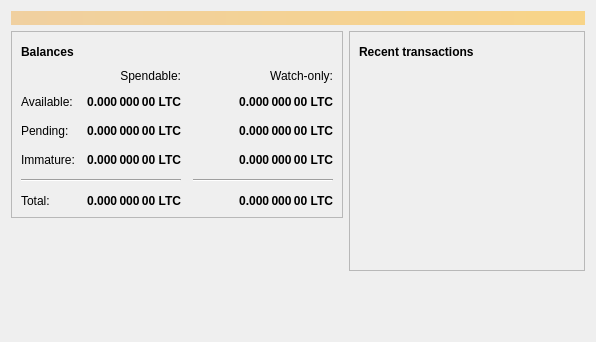
The window that src/qt/forms/overviewpage.ui (litebitcoins/litebitcoin) describes before a commit, drawn with Qt 5.
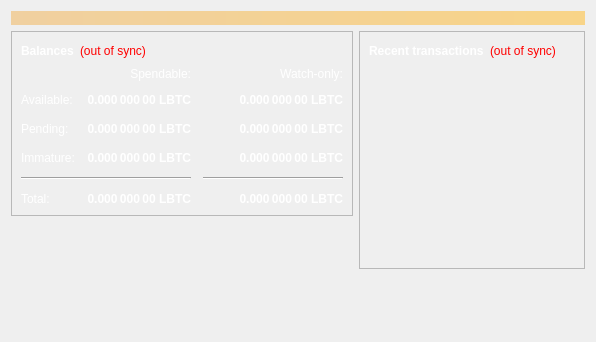
The same window after the commit. Icons and pictures are not drawn.

```diff
--- a/src/qt/forms/overviewpage.ui
+++ b/src/qt/forms/overviewpage.ui
@@ -50,6 +50,43 @@
            <layout class="QHBoxLayout" name="horizontalLayout_4">
             <item>
              <widget class="QLabel" name="label_5">
+              <property name="palette">
+               <palette>
+                <active>
+                 <colorrole role="WindowText">
+                  <brush brushstyle="SolidPattern">
+                   <color alpha="255">
+                    <red>255</red>
+                    <green>255</green>
+                    <blue>255</blue>
+                   </color>
+                  </brush>
+                 </colorrole>
+                </active>
+                <inactive>
+                 <colorrole role="WindowText">
+                  <brush brushstyle="SolidPattern">
+                   <color alpha="255">
+                    <red>255</red>
+                    <green>255</green>
+                    <blue>255</blue>
+                   </color>
+                  </brush>
+                 </colorrole>
+                </inactive>
+                <disabled>
+                 <colorrole role="WindowText">
+                  <brush brushstyle="SolidPattern">
+                   <color alpha="255">
+                    <red>120</red>
+                    <green>120</green>
+                    <blue>120</blue>
+                   </color>
+                  </brush>
+                 </colorrole>
+                </disabled>
+               </palette>
+              </property>
               <property name="font">
                <font>
                 <weight>75</weight>
@@ -62,35 +99,15 @@
              </widget>
             </item>
             <item>
-             <widget class="QPushButton" name="labelWalletStatus">
-              <property name="enabled">
-               <bool>true</bool>
-              </property>
-              <property name="maximumSize">
-               <size>
-                <width>30</width>
-                <height>16777215</height>
-               </size>
-              </property>
+             <widget class="QLabel" name="labelWalletStatus">
               <property name="toolTip">
-               <string>The displayed information may be out of date. Your wallet automatically synchronizes with the Litecoin network after a connection is established, but this process has not completed yet.</string>
+               <string>&lt;html&gt;&lt;head/&gt;&lt;body&gt;&lt;p&gt;The displayed information may be out of date. Your wallet automatically synchronizes with the Litebitcoin network after a connection is established, but this process has not completed yet.&lt;/p&gt;&lt;/body&gt;&lt;/html&gt;</string>
+              </property>
+              <property name="styleSheet">
+               <string notr="true">QLabel { color: red; }</string>
               </property>
               <property name="text">
-               <string/>
-              </property>
-              <property name="icon">
-               <iconset resource="../bitcoin.qrc">
-                <normaloff>:/icons/warning</normaloff>
-                <disabledoff>:/icons/warning</disabledoff>:/icons/warning</iconset>
-              </property>
-              <property name="iconSize">
-               <size>
-                <width>24</width>
-                <height>24</height>
-               </size>
-              </property>
-              <property name="flat">
-               <bool>true</bool>
+               <string>&lt;html&gt;&lt;head/&gt;&lt;body&gt;&lt;p&gt;(out of sync)&lt;/p&gt;&lt;/body&gt;&lt;/html&gt;</string>
               </property>
              </widget>
             </item>
@@ -116,6 +133,43 @@
             </property>
             <item row="2" column="2">
              <widget class="QLabel" name="labelWatchPending">
+              <property name="palette">
+               <palette>
+                <active>
+                 <colorrole role="WindowText">
+                  <brush brushstyle="SolidPattern">
+                   <color alpha="255">
+                    <red>255</red>
+                    <green>255</green>
+                    <blue>255</blue>
+                   </color>
+                  </brush>
+                 </colorrole>
+                </active>
+                <inactive>
+                 <colorrole role="WindowText">
+                  <brush brushstyle="SolidPattern">
+                   <color alpha="255">
+                    <red>255</red>
+                    <green>255</green>
+                    <blue>255</blue>
+                   </color>
+                  </brush>
+                 </colorrole>
+                </inactive>
+                <disabled>
+                 <colorrole role="WindowText">
+                  <brush brushstyle="SolidPattern">
+                   <color alpha="255">
+                    <red>120</red>
+                    <green>120</green>
+                    <blue>120</blue>
+                   </color>
+                  </brush>
+                 </colorrole>
+                </disabled>
+               </palette>
+              </property>
               <property name="font">
                <font>
                 <weight>75</weight>
@@ -129,7 +183,7 @@
                <string>Unconfirmed transactions to watch-only addresses</string>
               </property>
               <property name="text">
-               <string notr="true">0.000 000 00 LTC</string>
+               <string notr="true">0.000 000 00 LBTC</string>
               </property>
               <property name="alignment">
                <set>Qt::AlignRight|Qt::AlignTrailing|Qt::AlignVCenter</set>
@@ -141,6 +195,43 @@
             </item>
             <item row="2" column="1">
              <widget class="QLabel" name="labelUnconfirmed">
+              <property name="palette">
+               <palette>
+                <active>
+                 <colorrole role="WindowText">
+                  <brush brushstyle="SolidPattern">
+                   <color alpha="255">
+                    <red>255</red>
+                    <green>255</green>
+                    <blue>255</blue>
+                   </color>
+                  </brush>
+                 </colorrole>
+                </active>
+                <inactive>
+                 <colorrole role="WindowText">
+                  <brush brushstyle="SolidPattern">
+                   <color alpha="255">
+                    <red>255</red>
+                    <green>255</green>
+                    <blue>255</blue>
+                   </color>
+                  </brush>
+                 </colorrole>
+                </inactive>
+                <disabled>
+                 <colorrole role="WindowText">
+                  <brush brushstyle="SolidPattern">
+                   <color alpha="255">
+                    <red>120</red>
+                    <green>120</green>
+                    <blue>120</blue>
+                   </color>
+                  </brush>
+                 </colorrole>
+                </disabled>
+               </palette>
+              </property>
               <property name="font">
                <font>
                 <weight>75</weight>
@@ -154,7 +245,7 @@
                <string>Total of transactions that have yet to be confirmed, and do not yet count toward the spendable balance</string>
               </property>
               <property name="text">
-               <string notr="true">0.000 000 00 LTC</string>
+               <string notr="true">0.000 000 00 LBTC</string>
               </property>
               <property name="alignment">
                <set>Qt::AlignRight|Qt::AlignTrailing|Qt::AlignVCenter</set>
@@ -166,6 +257,43 @@
             </item>
             <item row="3" column="2">
              <widget class="QLabel" name="labelWatchImmature">
+              <property name="palette">
+               <palette>
+                <active>
+                 <colorrole role="WindowText">
+                  <brush brushstyle="SolidPattern">
+                   <color alpha="255">
+                    <red>255</red>
+                    <green>255</green>
+                    <blue>255</blue>
+                   </color>
+                  </brush>
+                 </colorrole>
+                </active>
+                <inactive>
+                 <colorrole role="WindowText">
+                  <brush brushstyle="SolidPattern">
+                   <color alpha="255">
+                    <red>255</red>
+                    <green>255</green>
+                    <blue>255</blue>
+                   </color>
+                  </brush>
+                 </colorrole>
+                </inactive>
+                <disabled>
+                 <colorrole role="WindowText">
+                  <brush brushstyle="SolidPattern">
+                   <color alpha="255">
+                    <red>120</red>
+                    <green>120</green>
+                    <blue>120</blue>
+                   </color>
+                  </brush>
+                 </colorrole>
+                </disabled>
+               </palette>
+              </property>
               <property name="font">
                <font>
                 <weight>75</weight>
@@ -179,7 +307,7 @@
                <string>Mined balance in watch-only addresses that has not yet matured</string>
               </property>
               <property name="text">
-               <string notr="true">0.000 000 00 LTC</string>
+               <string notr="true">0.000 000 00 LBTC</string>
               </property>
               <property name="alignment">
                <set>Qt::AlignRight|Qt::AlignTrailing|Qt::AlignVCenter</set>
@@ -217,6 +345,43 @@
             </item>
             <item row="5" column="0">
              <widget class="QLabel" name="labelTotalText">
+              <property name="palette">
+               <palette>
+                <active>
+                 <colorrole role="WindowText">
+                  <brush brushstyle="SolidPattern">
+                   <color alpha="255">
+                    <red>255</red>
+                    <green>255</green>
+                    <blue>255</blue>
+                   </color>
+                  </brush>
+                 </colorrole>
+                </active>
+                <inactive>
+                 <colorrole role="WindowText">
+                  <brush brushstyle="SolidPattern">
+                   <color alpha="255">
+                    <red>255</red>
+                    <green>255</green>
+                    <blue>255</blue>
+                   </color>
+                  </brush>
+                 </colorrole>
+                </inactive>
+                <disabled>
+                 <colorrole role="WindowText">
+                  <brush brushstyle="SolidPattern">
+                   <color alpha="255">
+                    <red>120</red>
+                    <green>120</green>
+                    <blue>120</blue>
+                   </color>
+                  </brush>
+                 </colorrole>
+                </disabled>
+               </palette>
+              </property>
               <property name="text">
                <string>Total:</string>
               </property>
@@ -224,6 +389,43 @@
             </item>
             <item row="3" column="1">
              <widget class="QLabel" name="labelImmature">
+              <property name="palette">
+               <palette>
+                <active>
+                 <colorrole role="WindowText">
+                  <brush brushstyle="SolidPattern">
+                   <color alpha="255">
+                    <red>255</red>
+                    <green>255</green>
+                    <blue>255</blue>
+                   </color>
+                  </brush>
+                 </colorrole>
+                </active>
+                <inactive>
+                 <colorrole role="WindowText">
+                  <brush brushstyle="SolidPattern">
+                   <color alpha="255">
+                    <red>255</red>
+                    <green>255</green>
+                    <blue>255</blue>
+                   </color>
+                  </brush>
+                 </colorrole>
+                </inactive>
+                <disabled>
+                 <colorrole role="WindowText">
+                  <brush brushstyle="SolidPattern">
+                   <color alpha="255">
+                    <red>120</red>
+                    <green>120</green>
+                    <blue>120</blue>
+                   </color>
+                  </brush>
+                 </colorrole>
+                </disabled>
+               </palette>
+              </property>
               <property name="font">
                <font>
                 <weight>75</weight>
@@ -237,7 +439,7 @@
                <string>Mined balance that has not yet matured</string>
               </property>
               <property name="text">
-               <string notr="true">0.000 000 00 LTC</string>
+               <string notr="true">0.000 000 00 LBTC</string>
               </property>
               <property name="alignment">
                <set>Qt::AlignRight|Qt::AlignTrailing|Qt::AlignVCenter</set>
@@ -262,6 +464,43 @@
             </item>
             <item row="3" column="0">
              <widget class="QLabel" name="labelImmatureText">
+              <property name="palette">
+               <palette>
+                <active>
+                 <colorrole role="WindowText">
+                  <brush brushstyle="SolidPattern">
+                   <color alpha="255">
+                    <red>255</red>
+                    <green>255</green>
+                    <blue>255</blue>
+                   </color>
+                  </brush>
+                 </colorrole>
+                </active>
+                <inactive>
+                 <colorrole role="WindowText">
+                  <brush brushstyle="SolidPattern">
+                   <color alpha="255">
+                    <red>255</red>
+                    <green>255</green>
+                    <blue>255</blue>
+                   </color>
+                  </brush>
+                 </colorrole>
+                </inactive>
+                <disabled>
+                 <colorrole role="WindowText">
+                  <brush brushstyle="SolidPattern">
+                   <color alpha="255">
+                    <red>120</red>
+                    <green>120</green>
+                    <blue>120</blue>
+                   </color>
+                  </brush>
+                 </colorrole>
+                </disabled>
+               </palette>
+              </property>
               <property name="text">
                <string>Immature:</string>
               </property>
@@ -269,6 +508,43 @@
             </item>
             <item row="5" column="1">
              <widget class="QLabel" name="labelTotal">
+              <property name="palette">
+               <palette>
+                <active>
+                 <colorrole role="WindowText">
+                  <brush brushstyle="SolidPattern">
+                   <color alpha="255">
+                    <red>255</red>
+                    <green>255</green>
+                    <blue>255</blue>
+                   </color>
+                  </brush>
+                 </colorrole>
+                </active>
+                <inactive>
+                 <colorrole role="WindowText">
+                  <brush brushstyle="SolidPattern">
+                   <color alpha="255">
+                    <red>255</red>
+                    <green>255</green>
+                    <blue>255</blue>
+                   </color>
+                  </brush>
+                 </colorrole>
+                </inactive>
+                <disabled>
+                 <colorrole role="WindowText">
+                  <brush brushstyle="SolidPattern">
+                   <color alpha="255">
+                    <red>120</red>
+                    <green>120</green>
+                    <blue>120</blue>
+                   </color>
+                  </brush>
+                 </colorrole>
+                </disabled>
+               </palette>
+              </property>
               <property name="font">
                <font>
                 <weight>75</weight>
@@ -282,7 +558,7 @@
                <string>Your current total balance</string>
               </property>
               <property name="text">
-               <string notr="true">0.000 000 00 LTC</string>
+               <string notr="true">0.000 000 00 LBTC</string>
               </property>
               <property name="alignment">
                <set>Qt::AlignRight|Qt::AlignTrailing|Qt::AlignVCenter</set>
@@ -294,6 +570,43 @@
             </item>
             <item row="5" column="2">
              <widget class="QLabel" name="labelWatchTotal">
+              <property name="palette">
+               <palette>
+                <active>
+                 <colorrole role="WindowText">
+                  <brush brushstyle="SolidPattern">
+                   <color alpha="255">
+                    <red>255</red>
+                    <green>255</green>
+                    <blue>255</blue>
+                   </color>
+                  </brush>
+                 </colorrole>
+                </active>
+                <inactive>
+                 <colorrole role="WindowText">
+                  <brush brushstyle="SolidPattern">
+                   <color alpha="255">
+                    <red>255</red>
+                    <green>255</green>
+                    <blue>255</blue>
+                   </color>
+                  </brush>
+                 </colorrole>
+                </inactive>
+                <disabled>
+                 <colorrole role="WindowText">
+                  <brush brushstyle="SolidPattern">
+                   <color alpha="255">
+                    <red>120</red>
+                    <green>120</green>
+                    <blue>120</blue>
+                   </color>
+                  </brush>
+                 </colorrole>
+                </disabled>
+               </palette>
+              </property>
               <property name="font">
                <font>
                 <weight>75</weight>
@@ -307,7 +620,7 @@
                <string>Current total balance in watch-only addresses</string>
               </property>
               <property name="text">
-               <string notr="true">0.000 000 00 LTC</string>
+               <string notr="true">0.000 000 00 LBTC</string>
               </property>
               <property name="alignment">
                <set>Qt::AlignRight|Qt::AlignTrailing|Qt::AlignVCenter</set>
@@ -319,6 +632,43 @@
             </item>
             <item row="0" column="2">
              <widget class="QLabel" name="labelWatchonly">
+              <property name="palette">
+               <palette>
+                <active>
+                 <colorrole role="WindowText">
+                  <brush brushstyle="SolidPattern">
+                   <color alpha="255">
+                    <red>255</red>
+                    <green>255</green>
+                    <blue>255</blue>
+                   </color>
+                  </brush>
+                 </colorrole>
+                </active>
+                <inactive>
+                 <colorrole role="WindowText">
+                  <brush brushstyle="SolidPattern">
+                   <color alpha="255">
+                    <red>255</red>
+                    <green>255</green>
+                    <blue>255</blue>
+                   </color>
+                  </brush>
+                 </colorrole>
+                </inactive>
+                <disabled>
+                 <colorrole role="WindowText">
+                  <brush brushstyle="SolidPattern">
+                   <color alpha="255">
+                    <red>120</red>
+                    <green>120</green>
+                    <blue>120</blue>
+                   </color>
+                  </brush>
+                 </colorrole>
+                </disabled>
+               </palette>
+              </property>
               <property name="text">
                <string>Watch-only:</string>
               </property>
@@ -329,6 +679,43 @@
             </item>
             <item row="1" column="0">
              <widget class="QLabel" name="labelBalanceText">
+              <property name="palette">
+               <palette>
+                <active>
+                 <colorrole role="WindowText">
+                  <brush brushstyle="SolidPattern">
+                   <color alpha="255">
+                    <red>255</red>
+                    <green>255</green>
+                    <blue>255</blue>
+                   </color>
+                  </brush>
+                 </colorrole>
+                </active>
+                <inactive>
+                 <colorrole role="WindowText">
+                  <brush brushstyle="SolidPattern">
+                   <color alpha="255">
+                    <red>255</red>
+                    <green>255</green>
+                    <blue>255</blue>
+                   </color>
+                  </brush>
+                 </colorrole>
+                </inactive>
+                <disabled>
+                 <colorrole role="WindowText">
+                  <brush brushstyle="SolidPattern">
+                   <color alpha="255">
+                    <red>120</red>
+                    <green>120</green>
+                    <blue>120</blue>
+                   </color>
+                  </brush>
+                 </colorrole>
+                </disabled>
+               </palette>
+              </property>
               <property name="text">
                <string>Available:</string>
               </property>
@@ -336,6 +723,43 @@
             </item>
             <item row="1" column="1">
              <widget class="QLabel" name="labelBalance">
+              <property name="palette">
+               <palette>
+                <active>
+                 <colorrole role="WindowText">
+                  <brush brushstyle="SolidPattern">
+                   <color alpha="255">
+                    <red>255</red>
+                    <green>255</green>
+                    <blue>255</blue>
+                   </color>
+                  </brush>
+                 </colorrole>
+                </active>
+                <inactive>
+                 <colorrole role="WindowText">
+                  <brush brushstyle="SolidPattern">
+                   <color alpha="255">
+                    <red>255</red>
+                    <green>255</green>
+                    <blue>255</blue>
+                   </color>
+                  </brush>
+                 </colorrole>
+                </inactive>
+                <disabled>
+                 <colorrole role="WindowText">
+                  <brush brushstyle="SolidPattern">
+                   <color alpha="255">
+                    <red>120</red>
+                    <green>120</green>
+                    <blue>120</blue>
+                   </color>
+                  </brush>
+                 </colorrole>
+                </disabled>
+               </palette>
+              </property>
               <property name="font">
                <font>
                 <weight>75</weight>
@@ -349,7 +773,7 @@
                <string>Your current spendable balance</string>
               </property>
               <property name="text">
-               <string notr="true">0.000 000 00 LTC</string>
+               <string notr="true">0.000 000 00 LBTC</string>
               </property>
               <property name="alignment">
                <set>Qt::AlignRight|Qt::AlignTrailing|Qt::AlignVCenter</set>
@@ -361,6 +785,43 @@
             </item>
             <item row="1" column="2">
              <widget class="QLabel" name="labelWatchAvailable">
+              <property name="palette">
+               <palette>
+                <active>
+                 <colorrole role="WindowText">
+                  <brush brushstyle="SolidPattern">
+                   <color alpha="255">
+                    <red>255</red>
+                    <green>255</green>
+                    <blue>255</blue>
+                   </color>
+                  </brush>
+                 </colorrole>
+                </active>
+                <inactive>
+                 <colorrole role="WindowText">
+                  <brush brushstyle="SolidPattern">
+                   <color alpha="255">
+                    <red>255</red>
+                    <green>255</green>
+                    <blue>255</blue>
+                   </color>
+                  </brush>
+                 </colorrole>
+                </inactive>
+                <disabled>
+                 <colorrole role="WindowText">
+                  <brush brushstyle="SolidPattern">
+                   <color alpha="255">
+                    <red>120</red>
+                    <green>120</green>
+                    <blue>120</blue>
+                   </color>
+                  </brush>
+                 </colorrole>
+                </disabled>
+               </palette>
+              </property>
               <property name="font">
                <font>
                 <weight>75</weight>
@@ -374,7 +835,7 @@
                <string>Your current balance in watch-only addresses</string>
               </property>
               <property name="text">
-               <string notr="true">0.000 000 00 LTC</string>
+               <string notr="true">0.000 000 00 LBTC</string>
               </property>
               <property name="alignment">
                <set>Qt::AlignRight|Qt::AlignTrailing|Qt::AlignVCenter</set>
@@ -386,6 +847,43 @@
             </item>
             <item row="2" column="0">
              <widget class="QLabel" name="labelPendingText">
+              <property name="palette">
+               <palette>
+                <active>
+                 <colorrole role="WindowText">
+                  <brush brushstyle="SolidPattern">
+                   <color alpha="255">
+                    <red>255</red>
+                    <green>255</green>
+                    <blue>255</blue>
+                   </color>
+                  </brush>
+                 </colorrole>
+                </active>
+                <inactive>
+                 <colorrole role="WindowText">
+                  <brush brushstyle="SolidPattern">
+                   <color alpha="255">
+                    <red>255</red>
+                    <green>255</green>
+                    <blue>255</blue>
+                   </color>
+                  </brush>
+                 </colorrole>
+                </inactive>
+                <disabled>
+                 <colorrole role="WindowText">
+                  <brush brushstyle="SolidPattern">
+                   <color alpha="255">
+                    <red>120</red>
+                    <green>120</green>
+                    <blue>120</blue>
+                   </color>
+                  </brush>
+                 </colorrole>
+                </disabled>
+               </palette>
+              </property>
               <property name="text">
                <string>Pending:</string>
               </property>
@@ -393,6 +891,43 @@
             </item>
             <item row="0" column="1">
              <widget class="QLabel" name="labelSpendable">
+              <property name="palette">
+               <palette>
+                <active>
+                 <colorrole role="WindowText">
+                  <brush brushstyle="SolidPattern">
+                   <color alpha="255">
+                    <red>255</red>
+                    <green>255</green>
+                    <blue>255</blue>
+                   </color>
+                  </brush>
+                 </colorrole>
+                </active>
+                <inactive>
+                 <colorrole role="WindowText">
+                  <brush brushstyle="SolidPattern">
+                   <color alpha="255">
+                    <red>255</red>
+                    <green>255</green>
+                    <blue>255</blue>
+                   </color>
+                  </brush>
+                 </colorrole>
+                </inactive>
+                <disabled>
+                 <colorrole role="WindowText">
+                  <brush brushstyle="SolidPattern">
+                   <color alpha="255">
+                    <red>120</red>
+                    <green>120</green>
+                    <blue>120</blue>
+                   </color>
+                  </brush>
+                 </colorrole>
+                </disabled>
+               </palette>
+              </property>
               <property name="text">
                <string>Spendable:</string>
               </property>
@@ -436,6 +971,43 @@
            <layout class="QHBoxLayout" name="horizontalLayout_2">
             <item>
              <widget class="QLabel" name="label_4">
+              <property name="palette">
+               <palette>
+                <active>
+                 <colorrole role="WindowText">
+                  <brush brushstyle="SolidPattern">
+                   <color alpha="255">
+                    <red>255</red>
+                    <green>255</green>
+                    <blue>255</blue>
+                   </color>
+                  </brush>
+                 </colorrole>
+                </active>
+                <inactive>
+                 <colorrole role="WindowText">
+                  <brush brushstyle="SolidPattern">
+                   <color alpha="255">
+                    <red>255</red>
+                    <green>255</green>
+                    <blue>255</blue>
+                   </color>
+                  </brush>
+                 </colorrole>
+                </inactive>
+                <disabled>
+                 <colorrole role="WindowText">
+                  <brush brushstyle="SolidPattern">
+                   <color alpha="255">
+                    <red>120</red>
+                    <green>120</green>
+                    <blue>120</blue>
+                   </color>
+                  </brush>
+                 </colorrole>
+                </disabled>
+               </palette>
+              </property>
               <property name="font">
                <font>
                 <weight>75</weight>
@@ -448,35 +1020,15 @@
              </widget>
             </item>
             <item>
-             <widget class="QPushButton" name="labelTransactionsStatus">
-              <property name="enabled">
-               <bool>true</bool>
-              </property>
-              <property name="maximumSize">
-               <size>
-                <width>30</width>
-                <height>16777215</height>
-               </size>
-              </property>
+             <widget class="QLabel" name="labelTransactionsStatus">
               <property name="toolTip">
-               <string>The displayed information may be out of date. Your wallet automatically synchronizes with the Litecoin network after a connection is established, but this process has not completed yet.</string>
+               <string>&lt;html&gt;&lt;head/&gt;&lt;body&gt;&lt;p&gt;The displayed information may be out of date. Your wallet automatically synchronizes with the Litebitcoin network after a connection is established, but this process has not completed yet.&lt;/p&gt;&lt;/body&gt;&lt;/html&gt;</string>
+              </property>
+              <property name="styleSheet">
+               <string notr="true">QLabel { color: red; }</string>
               </property>
               <property name="text">
-               <string/>
-              </property>
-              <property name="icon">
-               <iconset resource="../bitcoin.qrc">
-                <normaloff>:/icons/warning</normaloff>
-                <disabledoff>:/icons/warning</disabledoff>:/icons/warning</iconset>
-              </property>
-              <property name="iconSize">
-               <size>
-                <width>24</width>
-                <height>24</height>
-               </size>
-              </property>
-              <property name="flat">
-               <bool>true</bool>
+               <string>&lt;html&gt;&lt;head/&gt;&lt;body&gt;&lt;p&gt;(out of sync)&lt;/p&gt;&lt;/body&gt;&lt;/html&gt;</string>
               </property>
              </widget>
             </item>
@@ -497,6 +1049,178 @@
           </item>
           <item>
            <widget class="QListView" name="listTransactions">
+            <property name="palette">
+             <palette>
+              <active>
+               <colorrole role="WindowText">
+                <brush brushstyle="SolidPattern">
+                 <color alpha="255">
+                  <red>255</red>
+                  <green>255</green>
+                  <blue>255</blue>
+                 </color>
+                </brush>
+               </colorrole>
+               <colorrole role="Button">
+                <brush brushstyle="SolidPattern">
+                 <color alpha="0">
+                  <red>0</red>
+                  <green>0</green>
+                  <blue>0</blue>
+                 </color>
+                </brush>
+               </colorrole>
+               <colorrole role="Text">
+                <brush brushstyle="SolidPattern">
+                 <color alpha="255">
+                  <red>255</red>
+                  <green>255</green>
+                  <blue>255</blue>
+                 </color>
+                </brush>
+               </colorrole>
+               <colorrole role="ButtonText">
+                <brush brushstyle="SolidPattern">
+                 <color alpha="255">
+                  <red>255</red>
+                  <green>255</green>
+                  <blue>255</blue>
+                 </color>
+                </brush>
+               </colorrole>
+               <colorrole role="Base">
+                <brush brushstyle="NoBrush">
+                 <color alpha="255">
+                  <red>0</red>
+                  <green>0</green>
+                  <blue>0</blue>
+                 </color>
+                </brush>
+               </colorrole>
+               <colorrole role="Window">
+                <brush brushstyle="SolidPattern">
+                 <color alpha="0">
+                  <red>0</red>
+                  <green>0</green>
+                  <blue>0</blue>
+                 </color>
+                </brush>
+               </colorrole>
+              </active>
+              <inactive>
+               <colorrole role="WindowText">
+                <brush brushstyle="SolidPattern">
+                 <color alpha="255">
+                  <red>255</red>
+                  <green>255</green>
+                  <blue>255</blue>
+                 </color>
+                </brush>
+               </colorrole>
+               <colorrole role="Button">
+                <brush brushstyle="SolidPattern">
+                 <color alpha="0">
+                  <red>0</red>
+                  <green>0</green>
+                  <blue>0</blue>
+                 </color>
+                </brush>
+               </colorrole>
+               <colorrole role="Text">
+                <brush brushstyle="SolidPattern">
+                 <color alpha="255">
+                  <red>255</red>
+                  <green>255</green>
+                  <blue>255</blue>
+                 </color>
+                </brush>
+               </colorrole>
+               <colorrole role="ButtonText">
+                <brush brushstyle="SolidPattern">
+                 <color alpha="255">
+                  <red>255</red>
+                  <green>255</green>
+                  <blue>255</blue>
+                 </color>
+                </brush>
+               </colorrole>
+               <colorrole role="Base">
+                <brush brushstyle="NoBrush">
+                 <color alpha="255">
+                  <red>0</red>
+                  <green>0</green>
+                  <blue>0</blue>
+                 </color>
+                </brush>
+               </colorrole>
+               <colorrole role="Window">
+                <brush brushstyle="SolidPattern">
+                 <color alpha="0">
+                  <red>0</red>
+                  <green>0</green>
+                  <blue>0</blue>
+                 </color>
+                </brush>
+               </colorrole>
+              </inactive>
+              <disabled>
+               <colorrole role="WindowText">
+                <brush brushstyle="SolidPattern">
+                 <color alpha="255">
+                  <red>120</red>
+                  <green>120</green>
+                  <blue>120</blue>
+                 </color>
+                </brush>
+               </colorrole>
+               <colorrole role="Button">
+                <brush brushstyle="SolidPattern">
+                 <color alpha="0">
+                  <red>0</red>
+                  <green>0</green>
+                  <blue>0</blue>
+                 </color>
+                </brush>
+               </colorrole>
+               <colorrole role="Text">
+                <brush brushstyle="SolidPattern">
+                 <color alpha="255">
+                  <red>120</red>
+                  <green>120</green>
+                  <blue>120</blue>
+                 </color>
+                </brush>
+               </colorrole>
+               <colorrole role="ButtonText">
+                <brush brushstyle="SolidPattern">
+                 <color alpha="255">
+                  <red>120</red>
+                  <green>120</green>
+                  <blue>120</blue>
+                 </color>
+                </brush>
+               </colorrole>
+               <colorrole role="Base">
+                <brush brushstyle="NoBrush">
+                 <color alpha="255">
+                  <red>0</red>
+                  <green>0</green>
+                  <blue>0</blue>
+                 </color>
+                </brush>
+               </colorrole>
+               <colorrole role="Window">
+                <brush brushstyle="SolidPattern">
+                 <color alpha="0">
+                  <red>0</red>
+                  <green>0</green>
+                  <blue>0</blue>
+                 </color>
+                </brush>
+               </colorrole>
+              </disabled>
+             </palette>
+            </property>
             <property name="styleSheet">
              <string notr="true">QListView { background: transparent; }</string>
             </property>
```
